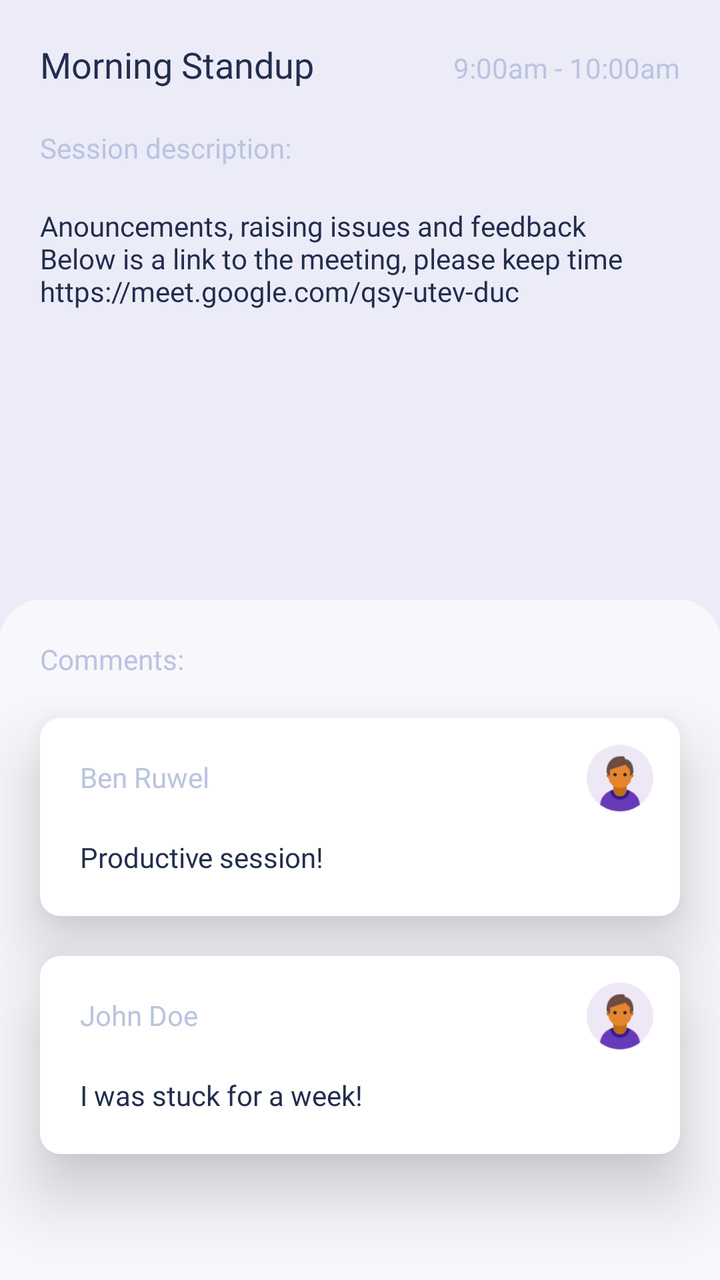
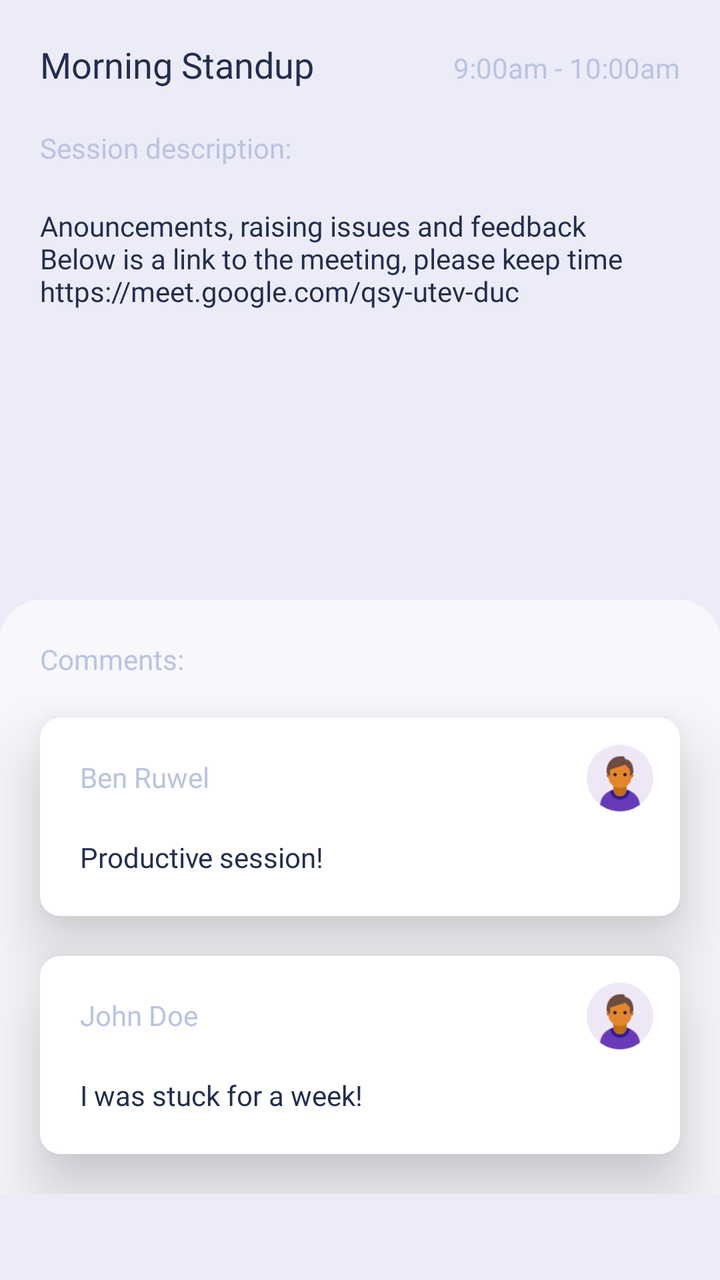

Two renders of the same Android screen: before a commit and after it. Below are the layout's source before the change and the commit's diff.
<!-- AndroidManifest.xml: application theme AppTheme -->
<!-- res/layout/activity_session_details.xml -->
<?xml version="1.0" encoding="utf-8"?>
<LinearLayout xmlns:android="http://schemas.android.com/apk/res/android"
    xmlns:app="http://schemas.android.com/apk/res-auto"
    xmlns:tools="http://schemas.android.com/tools"
    android:layout_width="match_parent"
    android:layout_height="match_parent"
    android:orientation="vertical"
    android:background="@color/colorSecondaryLight"
    tools:context=".ui.SessionDetailsActivity">

    <LinearLayout
        android:padding="20dp"
        android:layout_width="match_parent"
        android:layout_height="300dp"
        android:orientation="vertical">
        <LinearLayout
            android:layout_width="match_parent"
            android:layout_height="wrap_content"
            android:orientation="horizontal">

            <TextView
                android:id="@+id/sessionName_Details"
                android:layout_width="wrap_content"
                android:layout_height="wrap_content"
                android:layout_weight="2"
                android:fontFamily="@font/muli_bold"
                android:text="Morning Standup"
                android:textColor="@color/colorPrimaryDark"
                android:textSize="18sp" />

            <TextView
                android:id="@+id/sessionStartTime_Details"
                android:layout_width="wrap_content"
                android:layout_height="wrap_content"
                android:fontFamily="@font/muli"
                android:text="9:00am"
                android:textColor="@color/colorSecondary"
                android:textSize="14sp" />

            <TextView
                android:layout_width="wrap_content"
                android:layout_height="wrap_content"
                android:fontFamily="@font/muli"
                android:text=" - "
                android:textColor="@color/colorSecondary"
                android:textSize="14sp" />
            <TextView
                android:id="@+id/sessionEndTime_Details"
                android:layout_width="wrap_content"
                android:layout_height="wrap_content"
                android:fontFamily="@font/muli"
                android:text="10:00am"
                android:textColor="@color/colorSecondary"
                android:textSize="14sp" />
        </LinearLayout>
        <LinearLayout
            android:layout_marginTop="20dp"
            android:layout_width="match_parent"
            android:layout_height="match_parent"
            android:orientation="vertical">

            <TextView
                android:layout_width="wrap_content"
                android:layout_height="wrap_content"
                android:fontFamily="@font/muli_bold"
                android:text="Session description:"
                android:textColor="@color/colorSecondary"
                android:textSize="14sp" />
            <TextView
                android:layout_marginTop="20dp"
                android:id="@+id/sessionDescriptionTextView_Details"
                android:layout_width="wrap_content"
                android:layout_height="wrap_content"
                android:fontFamily="@font/muli"
                android:text="Anouncements, raising issues and feedback \nBelow is a link to the meeting, please keep time
                https://meet.google.com/qsy-utev-duc"
                android:textColor="@color/colorPrimaryDark"
                android:textSize="14sp" />

        </LinearLayout>
    </LinearLayout>


        <LinearLayout
            android:layout_width="match_parent"
            android:layout_height="match_parent"
            android:background="@drawable/comments_background_shape"
            android:orientation="vertical">

            <TextView
                android:layout_width="wrap_content"
                android:layout_height="wrap_content"
                android:layout_marginStart="20dp"
                android:layout_marginTop="20dp"
                android:fontFamily="@font/muli_bold"
                android:text="Comments:"
                android:textColor="@color/colorSecondary"
                android:textSize="14sp" />

            <androidx.cardview.widget.CardView
                android:layout_width="match_parent"
                android:layout_height="wrap_content"
                android:layout_marginStart="20dp"
                android:layout_marginTop="20dp"
                android:layout_marginEnd="20dp"
                app:cardCornerRadius="10dp"
                app:cardElevation="20dp">

                <LinearLayout
                    android:layout_width="match_parent"
                    android:layout_height="wrap_content"
                    android:orientation="vertical"
                    android:padding="10dp">

                    <LinearLayout
                        android:layout_width="match_parent"
                        android:layout_height="wrap_content"
                        android:orientation="horizontal">

                        <TextView
                            android:layout_width="wrap_content"
                            android:layout_height="wrap_content"
                            android:layout_weight="2"
                            android:fontFamily="@font/muli_italic"
                            android:padding="10dp"
                            android:text="Ben Ruwel"
                            android:textColor="@color/colorSecondary"
                            android:textSize="14sp" />

                        <ImageView
                            android:layout_width="40dp"
                            android:layout_height="40dp"
                            android:src="@drawable/profile_pic" />
                    </LinearLayout>

                    <TextView
                        android:layout_width="match_parent"
                        android:layout_height="wrap_content"
                        android:fontFamily="@font/muli"
                        android:padding="10dp"
                        android:text="Productive session!"
                        android:textColor="@color/colorPrimaryDark"
                        android:textSize="14sp" />
                </LinearLayout>
            </androidx.cardview.widget.CardView>

            <androidx.cardview.widget.CardView
                android:layout_width="match_parent"
                android:layout_height="wrap_content"
                android:layout_marginStart="20dp"
                android:layout_marginTop="20dp"
                android:layout_marginEnd="20dp"
                app:cardCornerRadius="10dp"
                app:cardElevation="20dp">

                <LinearLayout
                    android:layout_width="match_parent"
                    android:layout_height="wrap_content"
                    android:orientation="vertical"
                    android:padding="10dp">

                    <LinearLayout
                        android:layout_width="match_parent"
                        android:layout_height="wrap_content"
                        android:orientation="horizontal">

                        <TextView
                            android:layout_width="wrap_content"
                            android:layout_height="wrap_content"
                            android:layout_weight="2"
                            android:fontFamily="@font/muli_italic"
                            android:padding="10dp"
                            android:text="John Doe"
                            android:textColor="@color/colorSecondary"
                            android:textSize="14sp" />

                        <ImageView
                            android:layout_width="40dp"
                            android:layout_height="40dp"
                            android:src="@drawable/profile_pic" />
                    </LinearLayout>

                    <TextView
                        android:layout_width="match_parent"
                        android:layout_height="wrap_content"
                        android:fontFamily="@font/muli"
                        android:padding="10dp"
                        android:text="I was stuck for a week!"
                        android:textColor="@color/colorPrimaryDark"
                        android:textSize="14sp" />
                </LinearLayout>
            </androidx.cardview.widget.CardView>
        </LinearLayout>


</LinearLayout>
<!-- resources referenced by this layout -->
<resources>
  <color name="colorPrimaryDark">#222E4E</color>
  <color name="colorSecondary">#BAC4E0</color>
  <color name="colorSecondaryLight">#ECECF8</color>
  <!-- drawable comments_background_shape (drawable) -->
  <?xml version="1.0" encoding="utf-8"?>
  <shape xmlns:android="http://schemas.android.com/apk/res/android">
  
      <solid android:color="#F7F7FC"/>
      <corners android:topRightRadius="20dp"
          android:topLeftRadius="20dp"/>
  
  </shape>
  <!-- drawable profile_pic: png bitmap (drawable, 3786 bytes) -->
  <style name="AppTheme" parent="Theme.AppCompat.Light.DarkActionBar">
          
          <item name="colorPrimary">@color/colorPrimary</item>
          <item name="colorPrimaryDark">@color/colorPrimary</item>
          <item name="colorAccent">@color/colorPrimary</item>
      </style>
  <color name="colorPrimary">#3A86FF</color>
</resources>

<!-- the commit's change to res/layout/activity_session_details.xml (unified diff, before → after) -->
@@ -1,84 +1,88 @@
 <?xml version="1.0" encoding="utf-8"?>
-<LinearLayout xmlns:android="http://schemas.android.com/apk/res/android"
+<ScrollView
+    xmlns:android="http://schemas.android.com/apk/res/android"
     xmlns:app="http://schemas.android.com/apk/res-auto"
     xmlns:tools="http://schemas.android.com/tools"
-    android:layout_width="match_parent"
+    android:background="@color/colorSecondaryLight"
     android:layout_height="match_parent"
-    android:orientation="vertical"
-    android:background="@color/colorSecondaryLight"
-    tools:context=".ui.SessionDetailsActivity">
-
+    android:layout_width="match_parent">
     <LinearLayout
-        android:padding="20dp"
         android:layout_width="match_parent"
-        android:layout_height="300dp"
-        android:orientation="vertical">
+        android:layout_height="match_parent"
+        android:orientation="vertical"
+        tools:context=".ui.SessionDetailsActivity">
+
         <LinearLayout
+            android:padding="20dp"
             android:layout_width="match_parent"
-            android:layout_height="wrap_content"
-            android:orientation="horizontal">
-
-            <TextView
-                android:id="@+id/sessionName_Details"
-                android:layout_width="wrap_content"
-                android:layout_height="wrap_content"
-                android:layout_weight="2"
-                android:fontFamily="@font/muli_bold"
-                android:text="Morning Standup"
-                android:textColor="@color/colorPrimaryDark"
-                android:textSize="18sp" />
-
-            <TextView
-                android:id="@+id/sessionStartTime_Details"
-                android:layout_width="wrap_content"
-                android:layout_height="wrap_content"
-                android:fontFamily="@font/muli"
-                android:text="9:00am"
-                android:textColor="@color/colorSecondary"
-                android:textSize="14sp" />
-
-            <TextView
-                android:layout_width="wrap_content"
-                android:layout_height="wrap_content"
-                android:fontFamily="@font/muli"
-                android:text=" - "
-                android:textColor="@color/colorSecondary"
-                android:textSize="14sp" />
-            <TextView
-                android:id="@+id/sessionEndTime_Details"
-                android:layout_width="wrap_content"
-                android:layout_height="wrap_content"
-                android:fontFamily="@font/muli"
-                android:text="10:00am"
-                android:textColor="@color/colorSecondary"
-                android:textSize="14sp" />
+            android:layout_height="300dp"
+            android:orientation="vertical">
+            <LinearLayout
+                android:layout_width="match_parent"
+                android:layout_height="wrap_content"
+                android:orientation="horizontal">
+
+                <TextView
+                    android:id="@+id/sessionName_Details"
+                    android:layout_width="wrap_content"
+                    android:layout_height="wrap_content"
+                    android:layout_weight="2"
+                    android:fontFamily="@font/muli_bold"
+                    android:text="Morning Standup"
+                    android:textColor="@color/colorPrimaryDark"
+                    android:textSize="18sp" />
+
+                <TextView
+                    android:id="@+id/sessionStartTime_Details"
+                    android:layout_width="wrap_content"
+                    android:layout_height="wrap_content"
+                    android:fontFamily="@font/muli"
+                    android:text="9:00am"
+                    android:textColor="@color/colorSecondary"
+                    android:textSize="14sp" />
+
+                <TextView
+                    android:layout_width="wrap_content"
+                    android:layout_height="wrap_content"
+                    android:fontFamily="@font/muli"
+                    android:text=" - "
+                    android:textColor="@color/colorSecondary"
+                    android:textSize="14sp" />
+                <TextView
+                    android:id="@+id/sessionEndTime_Details"
+                    android:layout_width="wrap_content"
+                    android:layout_height="wrap_content"
+                    android:fontFamily="@font/muli"
+                    android:text="10:00am"
+                    android:textColor="@color/colorSecondary"
+                    android:textSize="14sp" />
+            </LinearLayout>
+            <LinearLayout
+                android:layout_marginTop="20dp"
+                android:layout_width="match_parent"
+                android:layout_height="match_parent"
+                android:orientation="vertical">
+
+                <TextView
+                    android:layout_width="wrap_content"
+                    android:layout_height="wrap_content"
+                    android:fontFamily="@font/muli_bold"
+                    android:text="Session description:"
+                    android:textColor="@color/colorSecondary"
+                    android:textSize="14sp" />
+                <TextView
+                    android:layout_marginTop="20dp"
+                    android:id="@+id/sessionDescriptionTextView_Details"
+                    android:layout_width="wrap_content"
+                    android:layout_height="wrap_content"
+                    android:fontFamily="@font/muli"
+                    android:text="Anouncements, raising issues and feedback \nBelow is a link to the meeting, please keep time
+                https://meet.google.com/qsy-utev-duc"
+                    android:textColor="@color/colorPrimaryDark"
+                    android:textSize="14sp" />
+
+            </LinearLayout>
         </LinearLayout>
-        <LinearLayout
-            android:layout_marginTop="20dp"
-            android:layout_width="match_parent"
-            android:layout_height="match_parent"
-            android:orientation="vertical">
-
-            <TextView
-                android:layout_width="wrap_content"
-                android:layout_height="wrap_content"
-                android:fontFamily="@font/muli_bold"
-                android:text="Session description:"
-                android:textColor="@color/colorSecondary"
-                android:textSize="14sp" />
-            <TextView
-                android:layout_marginTop="20dp"
-                android:id="@+id/sessionDescriptionTextView_Details"
-                android:layout_width="wrap_content"
-                android:layout_height="wrap_content"
-                android:fontFamily="@font/muli"
-                android:text="Anouncements, raising issues and feedback \nBelow is a link to the meeting, please keep time
-                https://meet.google.com/qsy-utev-duc"
-                android:textColor="@color/colorPrimaryDark"
-                android:textSize="14sp" />
-
-        </LinearLayout>
-    </LinearLayout>
 
 
         <LinearLayout
@@ -150,6 +154,7 @@
                 android:layout_marginStart="20dp"
                 android:layout_marginTop="20dp"
                 android:layout_marginEnd="20dp"
+                android:layout_marginBottom="20dp"
                 app:cardCornerRadius="10dp"
                 app:cardElevation="20dp">
 
@@ -193,4 +198,5 @@
         </LinearLayout>
 
 
-</LinearLayout>
+    </LinearLayout>
+</ScrollView>
